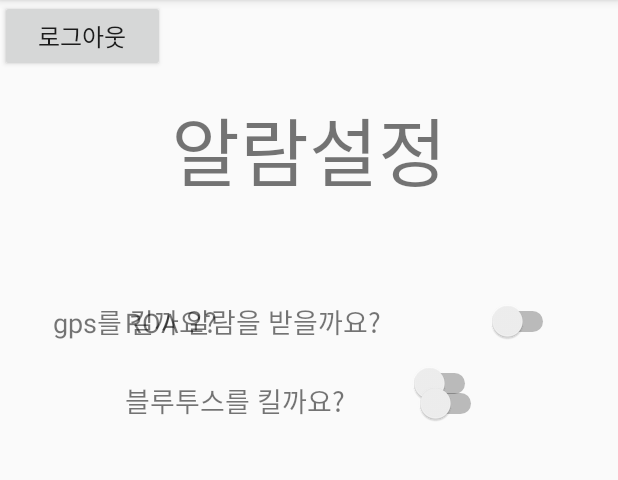
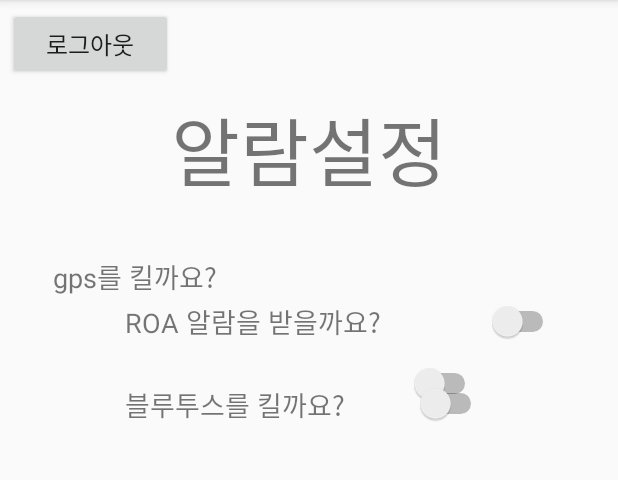
Before and after one commit to osc9556/ROA, an Android app: the AlarmActivity screen opened directly, with no data from a screen before it, on a phone screen of 412 x 824 dp, the part 84-564 px from its top. Run offline under Robolectric (Android 15) with nearby library versions, the phone set to English and light mode, and no system bars; network calls fail.

Commit message:
2020.06.07 17:54

```diff
--- a/app/src/main/java/com/example/project1/AlarmActivity.java
+++ b/app/src/main/java/com/example/project1/AlarmActivity.java
@@ -1,14 +1,28 @@
 package com.example.project1;
+
+import android.content.Intent;
+import android.os.Bundle;
+import android.view.View;
+import android.widget.Button;
 
 import androidx.appcompat.app.AppCompatActivity;
 
-import android.os.Bundle;
+public class AlarmActivity extends AppCompatActivity {
 
-public class AlarmActivity extends AppCompatActivity {
+    private Button logout_button;
 
     @Override
     protected void onCreate(Bundle savedInstanceState) {
         super.onCreate(savedInstanceState);
         setContentView(R.layout.activity_alarm);
+
+        logout_button = findViewById(R.id.button); //로그아웃 버튼
+        logout_button.setOnClickListener(new View.OnClickListener() {
+            @Override
+            public void onClick(View v) {
+                Intent intent = new Intent(getApplicationContext(), MainActivity.class);
+                startActivity(intent);
+            }
+        });
     }
 }
--- a/app/src/main/res/layout/activity_alarm.xml
+++ b/app/src/main/res/layout/activity_alarm.xml
@@ -5,7 +5,9 @@
     android:layout_width="match_parent"
     android:layout_height="match_parent"
     tools:context=".AlarmActivity">
- <Button
+
+    <Button
+        android:id="@+id/button"
         android:layout_width="110dp"
         android:layout_height="wrap_content"
         android:layout_alignParentRight="true"
@@ -13,11 +15,13 @@
         android:layout_marginStart="5dp"
         android:layout_marginLeft="5dp"
         android:layout_marginTop="5dp"
-        android:layout_marginEnd="5dp"
-        android:layout_marginRight="5dp"
-        android:layout_marginBottom="5dp"
+        android:layout_marginBottom="117dp"
         android:text="로그아웃"
-        android:textSize="16dp"></Button>
+        android:textSize="16dp"
+        app:layout_constraintBottom_toTopOf="@+id/textView3"
+        app:layout_constraintStart_toStartOf="@+id/relativeLayout4"
+        app:layout_constraintTop_toTopOf="parent"></Button>
+
     <RelativeLayout
         android:id="@+id/relativeLayout4"
         android:layout_width="0dp"
@@ -77,9 +81,10 @@
         android:layout_marginRight="8dp"
         android:text="블루투스를 킬까요?"
         android:textSize="18sp"
-        app:layout_constraintBaseline_toBaselineOf="@+id/switch1"
+        app:layout_constraintBottom_toBottomOf="@+id/textView3"
         app:layout_constraintEnd_toStartOf="@+id/switch1"
-        app:layout_constraintStart_toStartOf="parent" />
+        app:layout_constraintStart_toStartOf="parent"
+        app:layout_constraintTop_toBottomOf="@+id/textView3" />
 
     <Switch
         android:id="@+id/switch2"
@@ -98,17 +103,18 @@
     <TextView
         android:id="@+id/textView3"
         android:layout_width="273dp"
-        android:layout_height="69dp"
+        android:layout_height="0dp"
         android:layout_marginStart="83dp"
         android:layout_marginLeft="83dp"
         android:layout_marginEnd="8dp"
         android:layout_marginRight="8dp"
+        android:layout_marginBottom="497dp"
         android:text="gps를 킬까요?"
         android:textSize="18sp"
-        app:layout_constraintBottom_toBottomOf="@+id/switch2"
+        app:layout_constraintBottom_toBottomOf="parent"
         app:layout_constraintEnd_toStartOf="@+id/switch2"
         app:layout_constraintStart_toStartOf="parent"
-        app:layout_constraintTop_toTopOf="@+id/switch2"
+        app:layout_constraintTop_toBottomOf="@+id/button"
         app:layout_constraintVertical_bias="0.0" />
 
     <Switch
--- a/app/src/main/res/layout/activity_menu.xml
+++ b/app/src/main/res/layout/activity_menu.xml
@@ -26,12 +26,6 @@
             android:layout_marginBottom="5dp"
             android:text="로그아웃"
             android:textSize="25dp"></Button>
-
-        <Button
-            android:id="@+id/test_button"
-            android:layout_width="wrap_content"
-            android:layout_height="wrap_content"
-            android:text="Button" />
     </RelativeLayout>
 
     <LinearLayout
```
Also changed, not shown: app/src/main/java/com/example/project1/FriendhomeActivity.java (+16 -2 lines), app/src/main/java/com/example/project1/GPShomeActivity.java (+10 -0 lines), app/src/main/java/com/example/project1/GPSnowActivity.java (+16 -2 lines), app/src/main/java/com/example/project1/GPSparkActivity.java (+16 -2 lines), app/src/main/java/com/example/project1/MenuActivity.java (+7 -11 lines), app/src/main/java/com/example/project1/MypageActivity.java (+16 -2 lines), app/src/main/java/com/example/project1/ROAhomeActivity.java (+16 -5 lines), app/src/main/java/com/example/project1/SettingActivity.java (+10 -0 lines), app/src/main/res/layout/activity_friendhome.xml (+10 -6 lines), app/src/main/res/layout/activity_gps_home.xml (+13 -5 lines), app/src/main/res/layout/activity_gps_now_location.xml (+13 -7 lines), app/src/main/res/layout/activity_gps_park_location.xml (+10 -6 lines).
